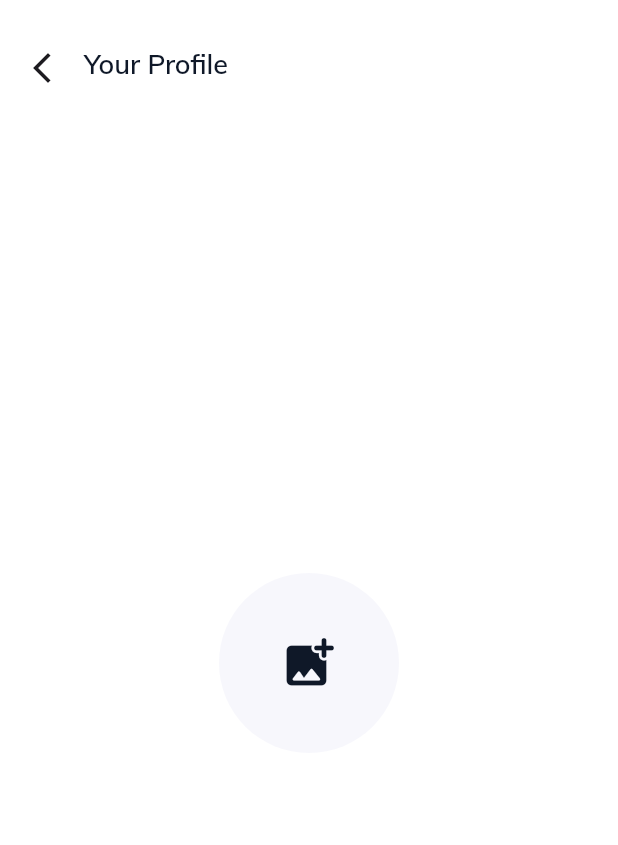
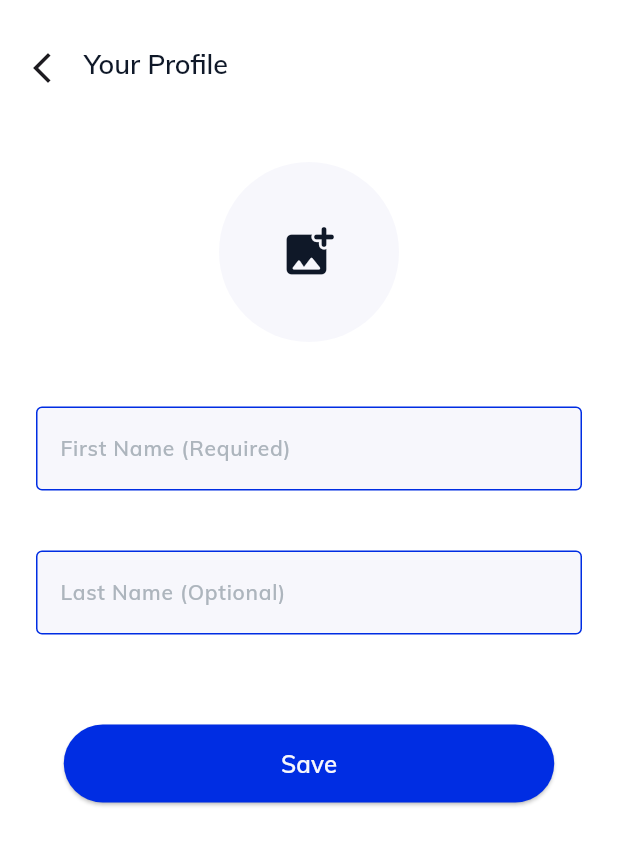
Before and after one commit to ahammednibras8/flutter-chat-app, a Flutter app: the ProfileScreen screen opened directly, on a phone screen of 412 x 824 dp. Shown: the top 845 px of the screen. Run offline on Flutter 3.47's test engine with Material 3 defaults, Android fonts, the phone set to English and light mode, and no system bars; our stand-ins replace image_picker, intl_phone_field.

Commit message:
Added My Text Field

```diff
--- /dev/null
+++ b/lib/screens/chat_screen.dart
@@ -0,0 +1,14 @@
+import 'package:flutter/material.dart';
+
+class ChatScreen extends StatelessWidget {
+  const ChatScreen({super.key});
+
+  @override
+  Widget build(BuildContext context) {
+    return const Scaffold(
+      body: Center(
+        child: Text('Chat Screen'),
+      ),
+    );
+  }
+}
--- a/lib/screens/profile_screen.dart
+++ b/lib/screens/profile_screen.dart
@@ -1,5 +1,8 @@
 import 'package:flutter/material.dart';
+import 'package:flutter_chat_app/screens/chat_screen.dart';
 import 'package:flutter_chat_app/widgets/my_appbar.dart';
+import 'package:flutter_chat_app/widgets/my_button.dart';
+import 'package:flutter_chat_app/widgets/my_text_field.dart';
 import 'package:flutter_chat_app/widgets/profile_pic_selector.dart';
 
 class ProfileScreen extends StatefulWidget {
@@ -12,17 +15,40 @@ class ProfileScreen extends StatefulWidget {
 class _ProfileScreenState extends State<ProfileScreen> {
   @override
   Widget build(BuildContext context) {
-    return const Scaffold(
-      appBar: MyAppbar(
+    return GestureDetector(
+      onTap: () => FocusScope.of(context).unfocus(),
+      child: Scaffold(
+        appBar: const MyAppbar(
           leadingIcon: Icon(Icons.arrow_back_ios_new_outlined),
           title: 'Your Profile',
         ),
-      body: Center(
+        body: SingleChildScrollView(
+          child: Padding(
+            padding: const EdgeInsets.symmetric(horizontal: 24),
             child: Column(
-          mainAxisAlignment: MainAxisAlignment.center,
               children: [
-            ProfilePicSelector(),
+                const SizedBox(height: 48),
+                const ProfilePicSelector(),
+                const SizedBox(height: 31),
+                const MyTextField(label: "First Name (Required)"),
+                const SizedBox(height: 16),
+                const MyTextField(label: "Last Name (Optional)"),
+                const SizedBox(height: 48),
+                MyButton(
+                  text: 'Save',
+                  onPressed: () {
+                    Navigator.push(
+                      context,
+                      MaterialPageRoute(
+                        builder: (context) => const ChatScreen(),
+                      ),
+                    );
+                  },
+                ),
+                const SizedBox(height: 24)
               ],
+            ),
+          ),
         ),
       ),
     );
--- /dev/null
+++ b/lib/widgets/my_text_field.dart
@@ -0,0 +1,45 @@
+import 'package:flutter/material.dart';
+import 'package:flutter_chat_app/core/app_colors.dart';
+import 'package:flutter_chat_app/core/app_typography.dart';
+
+class MyTextField extends StatelessWidget {
+  final String label;
+  const MyTextField({super.key, required this.label});
+
+  @override
+  Widget build(BuildContext context) {
+    return Padding(
+      padding: const EdgeInsets.symmetric(vertical: 12),
+      child: TextField(
+        decoration: InputDecoration(
+          filled: true,
+          fillColor: AppColors.offWhite,
+          labelText: label,
+          labelStyle: AppTypography.body1.copyWith(
+            color: AppColors.disabled,
+          ),
+          floatingLabelBehavior: FloatingLabelBehavior.never,
+          border: OutlineInputBorder(
+            borderSide: const BorderSide(
+              color: AppColors.defaultColor,
+            ),
+            borderRadius: BorderRadius.circular(4),
+          ),
+          enabledBorder: OutlineInputBorder(
+            borderSide: const BorderSide(
+              color: AppColors.defaultColor,
+            ),
+            borderRadius: BorderRadius.circular(4),
+          ),
+          focusedBorder: OutlineInputBorder(
+            borderSide: const BorderSide(
+              color: AppColors.defaultColor,
+              width: 1.8,
+            ),
+            borderRadius: BorderRadius.circular(4),
+          ),
+        ),
+      ),
+    );
+  }
+}
```
Lines whose indentation alone changed are shown as unchanged.
